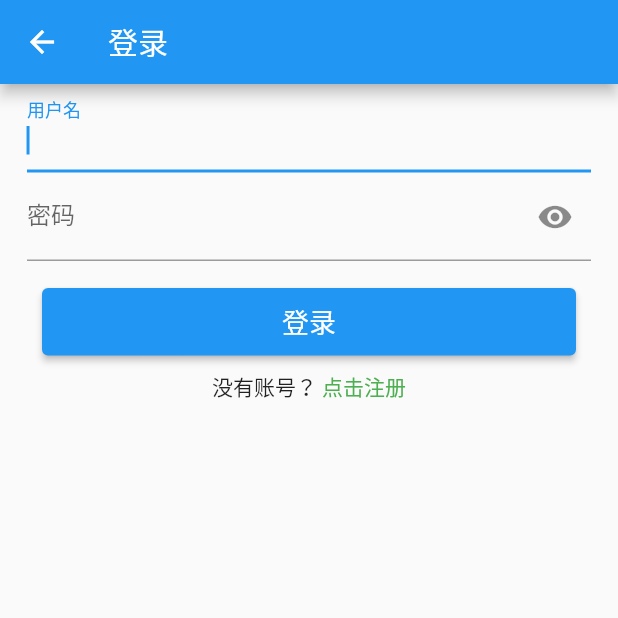
After one commit to djzhao627/wanandroid_flutter, a Flutter app: the screen it shows after launch, in the side drawer, after a tap on "请登录", on a phone screen of 412 x 824 dp, the top half of it. The commit adds this screen. Run offline on Flutter 3.47's test engine with Material 2 defaults, Android fonts, the phone set to English and light mode, and no system bars; our stand-ins replace cookie_jar, dio, dio_cookie_manager, event_bus, shared_preferences, toast; missing offline and left inert: banner_view, flutter_webview_plugin; network calls fail.

Commit message:
添加 左侧抽屉界面 添加 登录界面 添加 注册界面

```diff
--- /dev/null
+++ b/lib/event/login_event.dart
@@ -0,0 +1,5 @@
+class LoginEvent {
+  String username;
+
+  LoginEvent(this.username);
+}
--- a/lib/http/api.dart
+++ b/lib/http/api.dart
@@ -1,3 +1,4 @@
+import 'package:dio/dio.dart';
 import 'package:flutter_app/http/http_manager.dart';
 
 class Api {
@@ -7,11 +8,39 @@ class Api {
 
   static const String BANNER = "banner/json";
 
+  static const String LOGIN = "user/login";
+
+  static const String REGISTER = "user/register";
+
+  static const String LOGOUT = "user/logout/json";
+
+  static const String COLLECT = "lg/collect/list/";
+
   static getBanner() async {
-    return HttpManager.getInstance().request(BANNER);
+    return await HttpManager.getInstance().request(BANNER);
   }
 
   static getArticleList(int page) async {
-    return HttpManager.getInstance().request("$ARTICLE_LIST$page/json");
+    return await HttpManager.getInstance().request("$ARTICLE_LIST$page/json");
+  }
+
+  static login(String username, password) async {
+    FormData formData = FormData.fromMap(
+        {"username": username, "password": password});
+    return await HttpManager.getInstance().request(LOGIN, data: formData, method: "POST");
+  }
+
+  static register(String username, password) async {
+    FormData formData = FormData.fromMap(
+        {"username": username, "password": password, "repassword": password});
+    return await HttpManager.getInstance().request(REGISTER, data: formData, method: "POST");
+  }
+
+  static getCollection(int page) async {
+    return await HttpManager.getInstance().request("$COLLECT$page/json");
+  }
+
+  static void clearUserCookie() {
+    HttpManager.getInstance().clearUserCookie();
   }
 }
--- a/lib/http/http_manager.dart
+++ b/lib/http/http_manager.dart
@@ -1,10 +1,18 @@
+import 'dart:io';
+
+import 'package:cookie_jar/cookie_jar.dart';
 import 'package:dio/dio.dart';
+import 'package:dio_cookie_manager/dio_cookie_manager.dart';
 import 'package:flutter_app/http/api.dart';
+import 'package:path/path.dart';
+import 'package:path_provider/path_provider.dart';
 
 class HttpManager {
   Dio _dio;
 
   static HttpManager _instance;
+
+  PersistCookieJar _persistCookieJar;
 
   factory HttpManager.getInstance() {
     if (_instance == null) {
@@ -18,17 +26,33 @@ class HttpManager {
     BaseOptions options = BaseOptions(
         baseUrl: Api.BASE_URL,
         connectTimeout: 10000,
-        receiveTimeout: 10000);
+        receiveTimeout: 10000,
+        sendTimeout: 10000);
     _dio = Dio(options);
+    _initDio();
   }
 
-  request(url, {String method = "get"}) async {
+  void _initDio() async {
+    Directory directory = await getApplicationDocumentsDirectory();
+    var path = Directory(join(directory.path, "cookie")).path;
+    _persistCookieJar = PersistCookieJar(storage: FileStorage(path));
+    _dio.interceptors.add(CookieManager(_persistCookieJar));
+  }
+
+  request(url, {String method = "get", data}) async {
     try {
       Options options = Options(method: method);
-      Response response = await _dio.request(url, options: options);
+      Response response = await _dio.request(url, data: data, options: options);
+      print(response.headers);
+      print(response.data);
       return response.data;
     } catch (e) {
+      print(e);
       return null;
     }
   }
+
+  void clearUserCookie() {
+    _persistCookieJar.deleteAll();
+  }
 }
--- a/lib/main.dart
+++ b/lib/main.dart
@@ -1,6 +1,8 @@
 import 'package:flutter/cupertino.dart';
 import 'package:flutter/material.dart';
+import 'package:flutter_app/manager/app_manager.dart';
 import 'package:flutter_app/ui/page/article_page.dart';
+import 'package:flutter_app/widget/main_drawer.dart';
 
 void main() {
   runApp(ArticleApp());
@@ -9,6 +11,7 @@ void main() {
 class ArticleApp extends StatelessWidget {
   @override
   Widget build(BuildContext context) {
+    AppManager.initApp();
     return MaterialApp(
       debugShowCheckedModeBanner: true,
       home: Scaffold(
@@ -18,6 +21,9 @@ class ArticleApp extends StatelessWidget {
             style: const TextStyle(color: Colors.white),
           ),
         ),
+        drawer: Drawer(
+          child: MainDrawer(),
+        ),
         body: ArticlePage(),
       ),
     );
--- /dev/null
+++ b/lib/manager/app_manager.dart
@@ -0,0 +1,12 @@
+import 'package:event_bus/event_bus.dart';
+import 'package:shared_preferences/shared_preferences.dart';
+
+class AppManager {
+  static const String ACCOUNT = "accountName";
+  static EventBus eventBus = EventBus();
+  static SharedPreferences sharedPreferences;
+
+  static initApp() async {
+    sharedPreferences = await SharedPreferences.getInstance();
+  }
+}
--- /dev/null
+++ b/lib/ui/page/login_page.dart
@@ -0,0 +1,141 @@
+import 'package:flutter/material.dart';
+import 'package:flutter_app/event/login_event.dart';
+import 'package:flutter_app/http/api.dart';
+import 'package:flutter_app/manager/app_manager.dart';
+import 'package:flutter_app/ui/page/register_page.dart';
+import 'package:toast/toast.dart';
+
+class LoginPage extends StatefulWidget {
+  const LoginPage({Key key}) : super(key: key);
+
+  @override
+  _LoginPageState createState() => _LoginPageState();
+}
+
+class _LoginPageState extends State<LoginPage> {
+  final _formKey = GlobalKey<FormState>();
+
+  String _username, _password;
+
+  FocusNode _passwordNode = FocusNode();
+
+  var _isHidePassword = true;
+  Color _passwordIconColor;
+
+  @override
+  void dispose() {
+    _passwordNode.dispose();
+    super.dispose();
+  }
+
+  @override
+  Widget build(BuildContext context) {
+    return Scaffold(
+        appBar: AppBar(title: Text("登录")),
+        body: Form(
+            key: _formKey,
+            child: ListView(
+                padding: EdgeInsets.only(left: 18, right: 18),
+                children: [
+                  _buildUsernameInput(),
+                  _buildPasswordInput(),
+                  _buildLoginBtn(),
+                  _buildRegisterBtn()
+                ])));
+  }
+
+  _buildUsernameInput() {
+    return TextFormField(
+        autofocus: true,
+        decoration: InputDecoration(labelText: "用户名"),
+        initialValue: _username,
+        textInputAction: TextInputAction.next,
+        onEditingComplete: () {
+          FocusScope.of(context).requestFocus(_passwordNode);
+        },
+        validator: (value) {
+          if (value.trim().isEmpty) {
+            return "请输入用户名";
+          }
+          _username = value;
+          return null;
+        });
+  }
+
+  _buildPasswordInput() {
+    return TextFormField(
+        focusNode: _passwordNode,
+        obscureText: _isHidePassword,
+        decoration: InputDecoration(
+            labelText: "密码",
+            suffixIcon: IconButton(
+                icon: Icon(Icons.remove_red_eye, color: _passwordIconColor),
+                onPressed: () {
+                  setState(() {
+                    _isHidePassword = !_isHidePassword;
+                    _passwordIconColor = _isHidePassword
+                        ? Colors.grey
+                        : Theme.of(context).iconTheme.color;
+                  });
+                })),
+        initialValue: _password,
+        textInputAction: TextInputAction.go,
+        onEditingComplete: _doLogin,
+        validator: (value) {
+          if (value.trim().isEmpty) {
+            return "请输入密码";
+          }
+
+          _password = value;
+          return null;
+        });
+  }
+
+  _buildLoginBtn() {
+    return Container(
+        height: 45,
+        margin: EdgeInsets.only(top: 18, left: 10, right: 10),
+        child: ElevatedButton(
+            child: Text(
+              "登录",
+              style: TextStyle(fontSize: 18, color: Colors.white),
+            ),
+            style: ElevatedButton.styleFrom(
+                primary: Theme.of(context).primaryColor),
+            onPressed: _doLogin));
+  }
+
+  _buildRegisterBtn() {
+    return Padding(
+        padding: EdgeInsets.only(top: 10),
+        child: Row(mainAxisAlignment: MainAxisAlignment.center, children: [
+          Text("没有账号？"),
+          GestureDetector(
+            child: Text(" 点击注册", style: TextStyle(color: Colors.green)),
+            onTap: () async {
+              Navigator.push(context, MaterialPageRoute(builder: (context) {
+                return RegisterPage();
+              }));
+            },
+          )
+        ]));
+  }
+
+  void _doLogin() async {
+    _passwordNode.unfocus();
+    if (_formKey.currentState.validate()) {
+      showDialog(
+          context: context,
+          barrierDismissible: false,
+          builder: (_) => Center(child: CircularProgressIndicator()));
+      var result = await Api.login(_username, _password);
+      Navigator.pop(context);
+      if (result["errorCode"] == -1) {
+        Toast.show(result["errorMsg"], context);
+      } else {
+        AppManager.eventBus.fire(LoginEvent(_username));
+        Navigator.pop(context);
+      }
+    }
+  }
+}
--- /dev/null
+++ b/lib/widget/main_drawer.dart
@@ -0,0 +1,97 @@
+import 'package:flutter/material.dart';
+import 'package:flutter_app/event/login_event.dart';
+import 'package:flutter_app/http/api.dart';
+import 'package:flutter_app/manager/app_manager.dart';
+import 'package:flutter_app/ui/page/collection_page.dart';
+import 'package:flutter_app/ui/page/login_page.dart';
+
+class MainDrawer extends StatefulWidget {
+  const MainDrawer({Key key}) : super(key: key);
+
+  @override
+  _MainDrawerState createState() => _MainDrawerState();
+}
+
+class _MainDrawerState extends State<MainDrawer> {
+  String _username;
+
+  @override
+  void initState() {
+    super.initState();
+    AppManager.eventBus.on<LoginEvent>().listen((event) {
+      setState(() {
+        _username = event.username;
+        AppManager.sharedPreferences.setString(AppManager.ACCOUNT, _username);
+      });
+    });
+    _username = AppManager.sharedPreferences.getString(AppManager.ACCOUNT);
+  }
+
+  @override
+  Widget build(BuildContext context) {
+    DrawerHeader drawerHeader = DrawerHeader(
+        decoration: BoxDecoration(color: Colors.blue),
+        child: InkWell(
+            onTap: () {
+              if (_username == null) {
+                _drawerClick(null);
+              }
+            },
+            child: Column(
+              children: [
+                Padding(
+                    padding: EdgeInsets.only(bottom: 18),
+                    child: CircleAvatar(
+                        radius: 38,
+                        backgroundImage: AssetImage("assets/images/logo.png"))),
+                Text(_username ?? "请登录",
+                    style: TextStyle(color: Colors.white, fontSize: 18))
+              ],
+            )));
+
+    InkWell myFavor = InkWell(
+        child: ListTile(
+            leading: Icon(Icons.favorite),
+            title: Text("我的收藏", style: const TextStyle(fontSize: 16))),
+        onTap: () {
+          _drawerClick(CollectionPage());
+        });
+
+    Offstage doLogout = Offstage(
+        offstage: _username == null,
+        child: InkWell(
+            child: ListTile(
+                leading: Icon(Icons.exit_to_app),
+                title: Text("退出登录", style: const TextStyle(fontSize: 16))),
+            onTap: () {
+              setState(() {
+                AppManager.sharedPreferences.remove(AppManager.ACCOUNT);
+                _username = null;
+                Api.clearUserCookie();
+              });
+            }));
+
+    Offstage divider = Offstage(
+        offstage: _username == null,
+        child: Padding(
+            padding: EdgeInsets.only(left: 18, right: 18),
+            child: Divider(color: Colors.grey)));
+
+    return ListView(
+        children: [drawerHeader, myFavor, divider, doLogout],
+        padding: EdgeInsets.zero);
+  }
+
+  @override
+  void dispose() {
+    super.dispose();
+  }
+
+  void _drawerClick(Widget page) {
+    var targetPage = _username == null ? LoginPage() : page;
+    if (targetPage != null) {
+      Navigator.push(
+          context, MaterialPageRoute(builder: (context) => targetPage));
+    }
+  }
+}
```
Also changed, not shown: lib/ui/page/collection_page.dart (added, +43 -0 lines), lib/ui/page/register_page.dart (added, +133 -0 lines), pubspec.yaml (+9 -1 lines), assets/images/logo.png (added), pubspec.lock.
